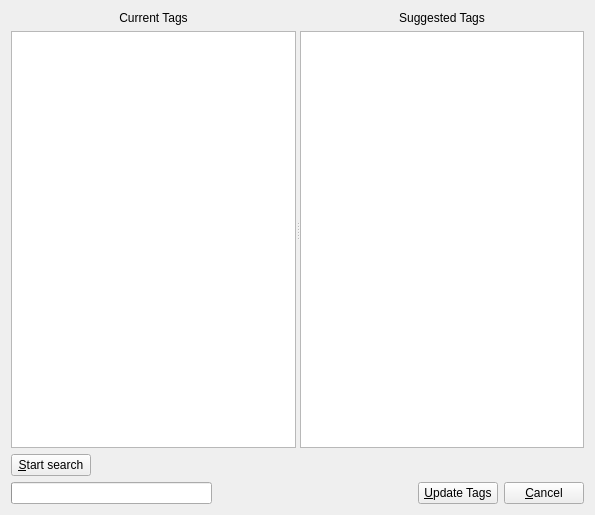
First picture: the form in src/dialogs/MusicBrainzTagger.ui, repository KDE/amarok, before the edit.
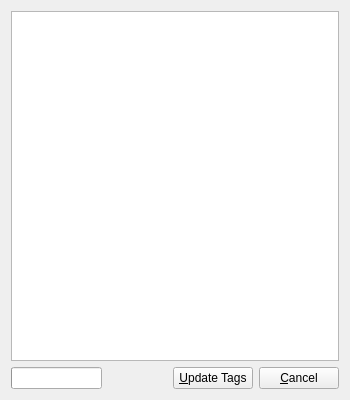
Second picture: the form after the edit. Custom widgets are drawn as their Qt base class.

Commit message: MusicBrainz Tagger restyling.

What changed in the file:
```diff
--- a/src/dialogs/MusicBrainzTagger.ui
+++ b/src/dialogs/MusicBrainzTagger.ui
@@ -12,126 +12,21 @@
    <rect>
     <x>0</x>
     <y>0</y>
-    <width>595</width>
-    <height>515</height>
+    <width>350</width>
+    <height>400</height>
    </rect>
   </property>
   <property name="windowTitle">
    <string>MusicBrainz Tagger</string>
   </property>
-  <layout class="QVBoxLayout" name="verticalLayout_3">
+  <layout class="QVBoxLayout" name="verticalLayout">
    <item>
-    <widget class="QSplitter" name="splitter">
-     <property name="sizePolicy">
-      <sizepolicy hsizetype="Expanding" vsizetype="Expanding">
-       <horstretch>0</horstretch>
-       <verstretch>0</verstretch>
-      </sizepolicy>
+    <widget class="MusicBrainzTagsView" name="treeView_Result">
+     <property name="alternatingRowColors">
+      <bool>true</bool>
      </property>
-     <property name="orientation">
-      <enum>Qt::Horizontal</enum>
-     </property>
-     <widget class="QWidget" name="verticalLayoutWidget">
-      <layout class="QVBoxLayout" name="verticalLayout">
-       <item>
-        <widget class="QLabel" name="label">
-         <property name="text">
-          <string>Current Tags</string>
-         </property>
-         <property name="alignment">
-          <set>Qt::AlignCenter</set>
-         </property>
-        </widget>
-       </item>
-       <item>
-        <widget class="QTreeView" name="treeView_Tracks">
-         <property name="showDropIndicator" stdset="0">
-          <bool>false</bool>
-         </property>
-         <property name="alternatingRowColors">
-          <bool>true</bool>
-         </property>
-         <property name="selectionMode">
-          <enum>QAbstractItemView::ExtendedSelection</enum>
-         </property>
-         <property name="rootIsDecorated">
-          <bool>false</bool>
-         </property>
-         <property name="itemsExpandable">
-          <bool>false</bool>
-         </property>
-        </widget>
-       </item>
-      </layout>
-     </widget>
-     <widget class="QWidget" name="verticalLayoutWidget_2">
-      <layout class="QVBoxLayout" name="verticalLayout_2">
-       <item>
-        <widget class="QLabel" name="label_2">
-         <property name="text">
-          <string>Suggested Tags</string>
-         </property>
-         <property name="alignment">
-          <set>Qt::AlignCenter</set>
-         </property>
-        </widget>
-       </item>
-       <item>
-        <widget class="QTreeView" name="treeView_Result">
-         <property name="showDropIndicator" stdset="0">
-          <bool>false</bool>
-         </property>
-         <property name="dragDropOverwriteMode">
-          <bool>false</bool>
-         </property>
-         <property name="alternatingRowColors">
-          <bool>true</bool>
-         </property>
-         <property name="selectionMode">
-          <enum>QAbstractItemView::ExtendedSelection</enum>
-         </property>
-         <property name="selectionBehavior">
-          <enum>QAbstractItemView::SelectRows</enum>
-         </property>
-         <property name="rootIsDecorated">
-          <bool>false</bool>
-         </property>
-         <property name="itemsExpandable">
-          <bool>false</bool>
-         </property>
-        </widget>
-       </item>
-      </layout>
-     </widget>
     </widget>
    </item>
-   <item>
-    <layout class="QHBoxLayout" name="horizontalLayout">
-     <item>
-      <widget class="QPushButton" name="pushButton_StartSearch">
-       <property name="toolTip">
-        <string>Start search for selected files</string>
-       </property>
-       <property name="text">
-        <string>&amp;Start search</string>
-       </property>
-      </widget>
-     </item>
-     <item>
-      <spacer name="horizontalSpacer_2">
-       <property name="orientation">
-        <enum>Qt::Horizontal</enum>
-       </property>
-       <property name="sizeHint" stdset="0">
-        <size>
-         <width>40</width>
-         <height>20</height>
-        </size>
-       </property>
-      </spacer>
-     </item>
-    </layout>
-   </item>
    <item>
     <layout class="QHBoxLayout" name="horizontalLayout_3">
      <item>
@@ -186,6 +81,13 @@
    </item>
   </layout>
  </widget>
+ <customwidgets>
+  <customwidget>
+   <class>MusicBrainzTagsView</class>
+   <extends>QTreeView</extends>
+   <header>MusicBrainzTags.h</header>
+  </customwidget>
+ </customwidgets>
  <resources/>
  <connections/>
 </ui>
```
The commit also changes 18 other files.
